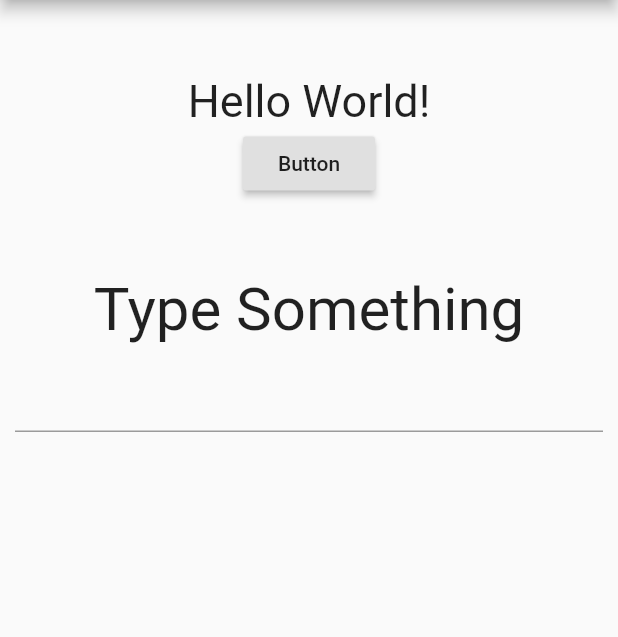
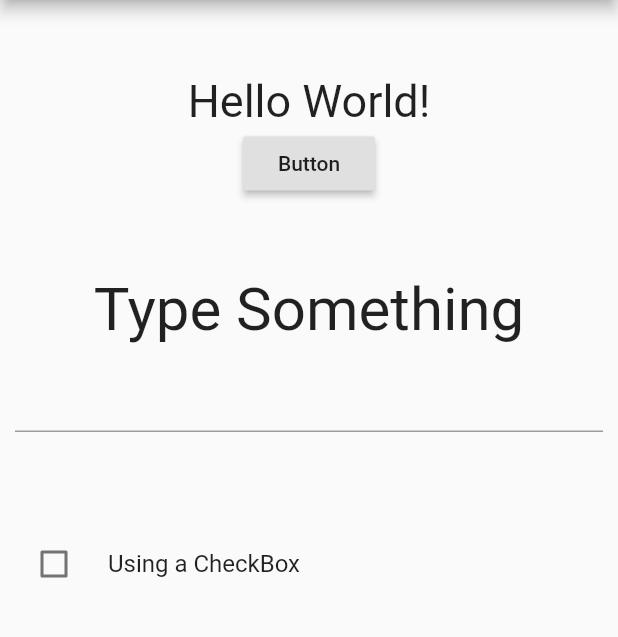
Before and after one commit to rsrinath14/Playing_with_flutter, a Flutter app: the screen it shows after launch, on a phone screen of 412 x 824 dp, the part 84-721 px from its top. Run offline on Flutter 3.47's test engine with Material 2 defaults, Android fonts, the phone set to English and light mode, and no system bars.

Commit message:
Added Checkbox

```diff
--- a/responding_to_user_inputs/lib/main.dart
+++ b/responding_to_user_inputs/lib/main.dart
@@ -27,6 +27,7 @@ class MyWidget extends StatefulWidget {
 class _MyWidgetState extends State<MyWidget> {
   String textString = 'Hello World!';
   String textBox = 'Type Something';
+  bool checkedValue = false;
 
   @override
   Widget build(BuildContext context) {
@@ -62,7 +63,18 @@ class _MyWidgetState extends State<MyWidget> {
                 _textchange(text);
               },
             ),
-          )
+          ),
+          Container(
+            height: 50,
+          ),
+          CheckboxListTile(
+            title: Text('Using a CheckBox'),
+            value: checkedValue,
+            onChanged: (newValue) {
+              _checkBox(newValue);
+            },
+            controlAffinity: ListTileControlAffinity.leading,
+          ),
         ],
       ),
     );
@@ -81,4 +93,10 @@ class _MyWidgetState extends State<MyWidget> {
       textBox = text;
     });
   }
+
+  void _checkBox(bool isChecked) {
+    setState(() {
+      checkedValue = isChecked;
+    });
+  }
 }
```
